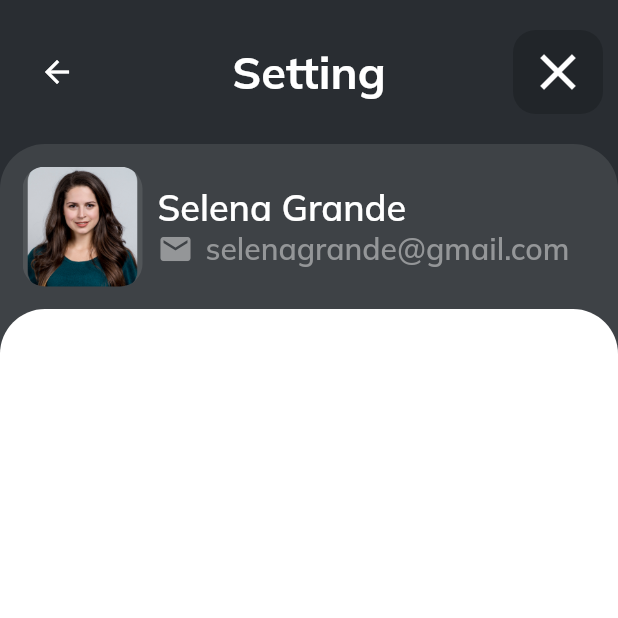
After one commit to mamtapansuriya/googlesheet_api_demo, a Flutter app: the SettingScreen screen opened by its route, on a phone screen of 412 x 824 dp, the top half of it. The commit adds this screen. Run offline on Flutter 3.47's test engine with Material 2 defaults, Android fonts, the phone set to English and light mode, and no system bars; our stand-ins replace get, smooth_page_indicator; missing offline and left inert: gsheets; key blocks and very long unbroken strings in the code were emptied for the run.

Commit message:
#add setting screen

```diff
--- a/lib/main.dart
+++ b/lib/main.dart
@@ -20,9 +20,7 @@ class MyApp extends StatelessWidget {
       debugShowCheckedModeBanner: false,
       title: 'Flutter Demo',
       initialBinding: AppBinding(),
-      theme: ThemeData(
-        primarySwatch: Colors.blue,
-      ),
+      theme: ThemeData(primarySwatch: Colors.blue, fontFamily: "Montserrat"),
       initialRoute: Routes.splashScreen,
       getPages: Routes.routes,
     );
--- a/lib/page_indiacator/onboading/onboading_screen.dart
+++ b/lib/page_indiacator/onboading/onboading_screen.dart
@@ -86,7 +86,8 @@ class OnBoadingScreen extends StatelessWidget {
                     : CustomButton(
                         title: "Next",
                         onTap: () {
-                          Get.toNamed(Routes.homeScreen);
+                          //  Get.toNamed(Routes.homeScreen);
+                          Get.offAllNamed(Routes.settingScreen);
                         },
                         buttonColor: const Color(0xff6FD289),
                         textColor: Colors.white),
--- /dev/null
+++ b/lib/page_indiacator/setting/setting13_screen.dart
@@ -0,0 +1,121 @@
+import 'package:flutter/material.dart';
+
+class SettingScreen extends StatelessWidget {
+  const SettingScreen({Key? key, this.child}) : super(key: key);
+  final Widget? child;
+  @override
+  Widget build(BuildContext context) {
+    return Scaffold(
+      // resizeToAvoidBottomInset: false,
+      backgroundColor: const Color(0xFF292D32),
+      body: Column(
+        children: [
+          Padding(
+            padding: const EdgeInsets.symmetric(horizontal: 10, vertical: 20),
+            child: AppBar(
+              backgroundColor: const Color(0xFF292D32),
+              elevation: 0,
+              centerTitle: true,
+              title: const Text(
+                "Setting",
+                style: TextStyle(
+                    fontSize: 30,
+                    fontWeight: FontWeight.w700,
+                    color: Colors.white),
+              ),
+              actions: [
+                GestureDetector(
+                  child: Container(
+                    height: 20,
+                    width: 60,
+                    decoration: BoxDecoration(
+                      color: const Color(0xFF212529),
+                      borderRadius: BorderRadius.circular(15),
+                    ),
+                    child: const Icon(
+                      Icons.close,
+                      color: Colors.white,
+                      size: 40,
+                    ),
+                  ),
+                )
+              ],
+            ),
+          ),
+          Expanded(
+              child: Container(
+            decoration: const BoxDecoration(
+                color: Color(0xFF3E4246),
+                borderRadius: BorderRadius.only(
+                    topLeft: Radius.circular(30),
+                    topRight: Radius.circular(30))),
+            child: Column(
+              children: [
+                Padding(
+                  padding: const EdgeInsets.all(15),
+                  child: Row(
+                    children: [
+                      Container(
+                        height: 80,
+                        width: 80,
+                        decoration: BoxDecoration(
+                          borderRadius: BorderRadius.circular(15),
+                          image: const DecorationImage(
+                            image: AssetImage('assets/image/profileImage.png'),
+                            fit: BoxFit.cover,
+                          ),
+                        ),
+                      ),
+                      Padding(
+                        padding: const EdgeInsets.only(left: 10),
+                        child: Column(
+                          crossAxisAlignment: CrossAxisAlignment.start,
+                          children: [
+                            const Text(
+                              "Selena Grande",
+                              style: TextStyle(
+                                  fontSize: 24,
+                                  fontWeight: FontWeight.w600,
+                                  color: Colors.white),
+                            ),
+                            Row(
+                              children: const [
+                                Icon(
+                                  Icons.mail,
+                                  color: Color(0xFF949698),
+                                ),
+                                Padding(
+                                  padding: EdgeInsets.only(left: 8.0),
+                                  child: Text(
+                                    "selenagrande@gmail.com",
+                                    overflow: TextOverflow.ellipsis,
+                                    style: TextStyle(
+                                        fontSize: 20,
+                                        fontWeight: FontWeight.w600,
+                                        color: Color(0xFF949698)),
+                                  ),
+                                ),
+                              ],
+                            ),
+                          ],
+                        ),
+                      )
+                    ],
+                  ),
+                ),
+                Expanded(
+                    child: Container(
+                        decoration: const BoxDecoration(
+                            color: Color(0xFFFFFFFF),
+                            borderRadius: BorderRadius.only(
+                                topLeft: Radius.circular(30),
+                                topRight: Radius.circular(30))),
+                        child: child))
+              ],
+            ),
+          )),
+        ],
+      ),
+    );
+  }
+}
--- a/lib/utils/routes.dart
+++ b/lib/utils/routes.dart
@@ -2,6 +2,7 @@ import 'package:get/get.dart';
 import 'package:googlesheet_api_demo/googlesheet_api/userdata_screen.dart';
 import 'package:googlesheet_api_demo/home_screen.dart';
 import 'package:googlesheet_api_demo/page_indiacator/onboading/onboading_screen.dart';
+import 'package:googlesheet_api_demo/page_indiacator/setting/setting13_screen.dart';
 import 'package:googlesheet_api_demo/page_indiacator/splash/splash_screen.dart';
 
 import '../googlesheet_api/googlesheet_screen.dart';
@@ -14,6 +15,7 @@ mixin Routes {
   static const String userDataScreen = '/userDataScreen';
   static const String splashScreen = '/splashScreen';
   static const String onBoadingScreen = '/onBoadingScreen';
+  static const String settingScreen = '/settingScreen';
 
   static List<GetPage<dynamic>> routes = [
     GetPage<dynamic>(
@@ -41,5 +43,10 @@ mixin Routes {
       page: () => OnBoadingScreen(),
       transition: defaultTransition,
     ),
+    GetPage<dynamic>(
+      name: settingScreen,
+      page: () => SettingScreen(),
+      transition: defaultTransition,
+    ),
   ];
 }
```
Also changed, not shown: pubspec.yaml (+17 -12 lines), assets/fonts/Mulish-Black.ttf (added), assets/fonts/Mulish-Bold.ttf (added), assets/fonts/Mulish-BoldItalic.ttf (added), assets/fonts/Mulish-ExtraBold.ttf (added), assets/fonts/Mulish-ExtraLight.ttf (added), assets/fonts/Mulish-Italic.ttf (added), assets/fonts/Mulish-Light.ttf (added), assets/fonts/Mulish-Medium.ttf (added), assets/fonts/Mulish-Regular.ttf (added), assets/fonts/Mulish-SemiBold.ttf (added), assets/image/profileImage.png (added).
